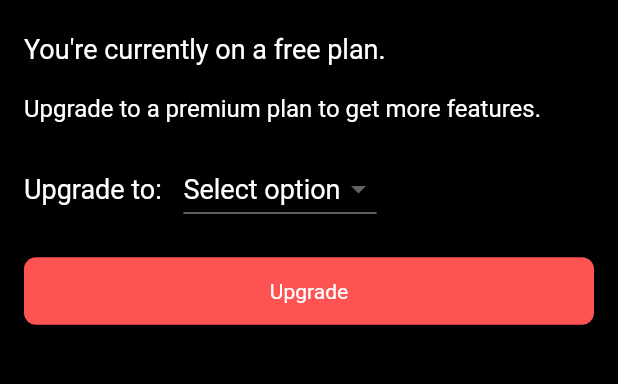
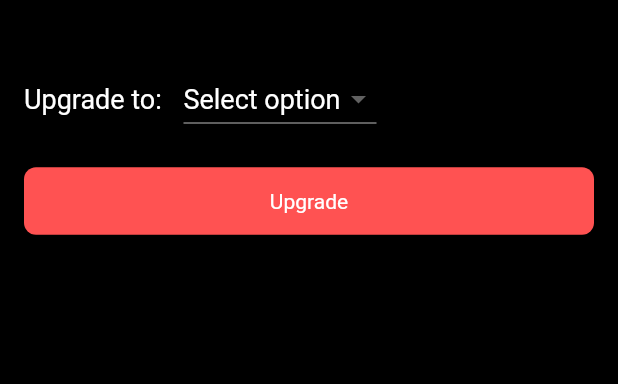
Before and after one commit to rvctech/mobileFlutter, a Flutter app: the AccountScreen screen opened directly, on a phone screen of 412 x 824 dp, the part 84-468 px from its top. Run offline on Flutter 3.47's test engine with Material 2 defaults, Android fonts, the phone set to English and light mode, and no system bars; our stand-ins replace cached_network_image, card_swiper, fluttertoast, get, material_design_icons_flutter, shared_preferences; accounts and stored records are empty.

Commit message:
Merge remote-tracking branch 'origin/main'
# Conflicts:
#	lib/main.dart
#	lib/sidemenu.dart

```diff
--- a/lib/screens/account/account_screen.dart
+++ b/lib/screens/account/account_screen.dart
@@ -37,17 +37,6 @@ class _AccountScreenState extends State<AccountScreen> {
           child: Column(
             crossAxisAlignment: CrossAxisAlignment.start,
             children: [
-              const CustomText(
-                text: "You're currently on a free plan.",
-                size: 18,
-                weight: FontWeight.w400,
-              ),
-              const SizedBox(height: 20),
-              const CustomText(
-                text: 'Upgrade to a premium plan to get more features.',
-                size: 16,
-                weight: FontWeight.w400,
-              ),
               const SizedBox(height: 20),
               Row(
                 children: [
```
